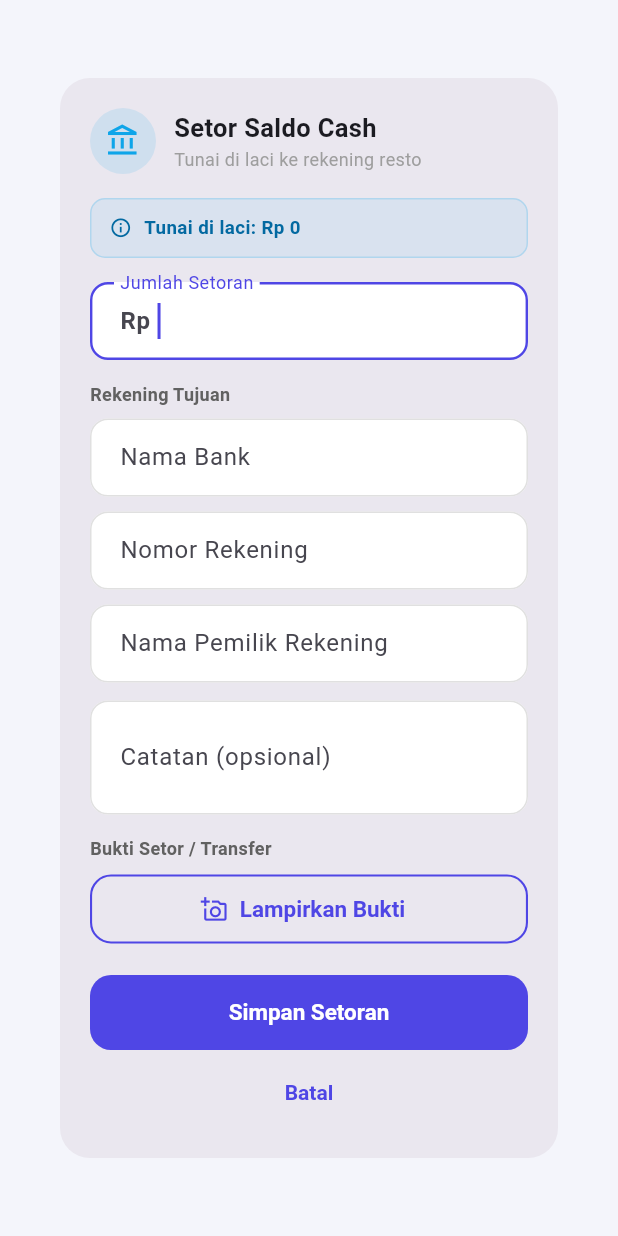
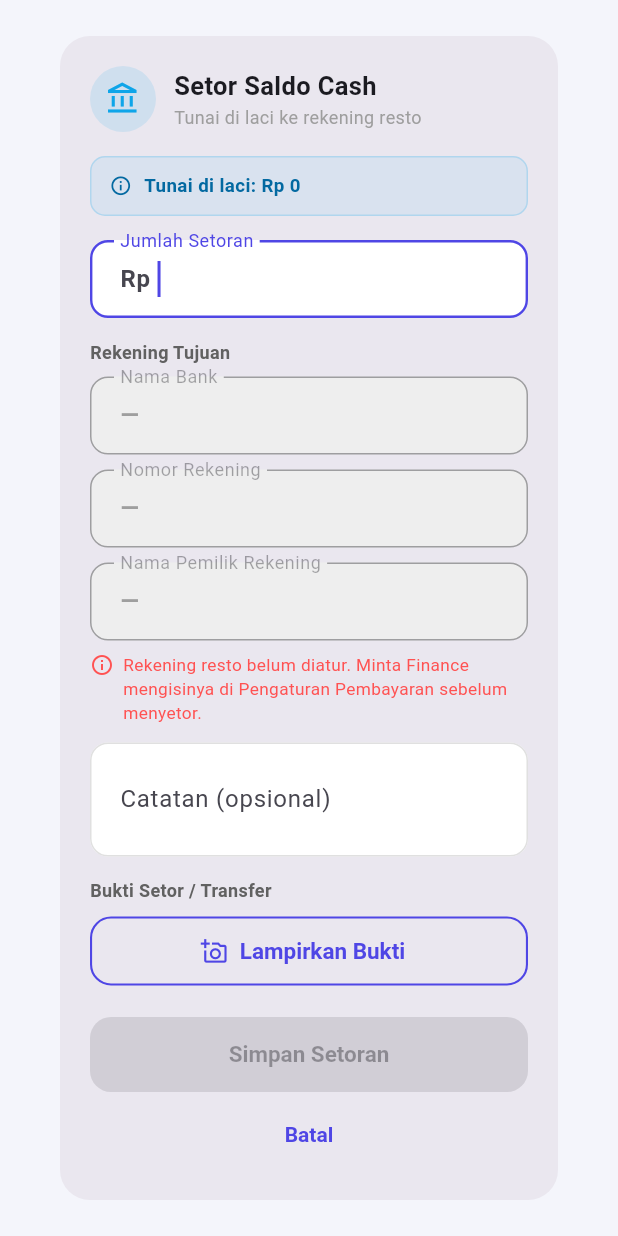
Before and after one commit to bujejuki-spec/KaataGo, a Flutter app: the _AddDepositDialog widget shown alone on an empty page, opened directly with empty values, on a phone screen of 412 x 824 dp. Run offline on Flutter 3.47's test engine with Material 3 defaults, Android fonts, the phone set to English and light mode, and no system bars; our stand-ins replace flutter_local_notifications, geolocator, google_sign_in, image_picker, package_info_plus, pdf and 7 more; missing offline and left inert: gal, mobile_scanner; accounts and stored records are empty.

Commit message:
Rekening tujuan setoran tidak lagi diketik ulang tiap menyetor
Nama bank, nomor rekening, dan nama pemiliknya sekarang ditampilkan
abu-abu dan tidak bisa diubah, isinya mengikuti Pengaturan Pembayaran
milik Finance.

Ketiganya dulu isian biasa yang boleh ditimpa, dengan alasan kasir
mungkin menyetor ke rekening lain. Yang terjadi justru sebaliknya:
rekeningnya nyaris selalu itu-itu juga, dan satu-satunya yang berubah
adalah salah ketik nomornya. Setoran yang tercatat ke nomor keliru tidak
bisa dicocokkan dengan mutasi bank mana pun, dan kekeliruannya baru
ketahuan berhari-hari kemudian — saat orang yang mengetiknya sudah tidak
ingat apa pun.

Kalau rekeningnya memang belum diatur, tombol simpannya mati disertai
keterangan siapa yang bisa mengisinya. Keadaan itu sebetulnya sudah
selalu tertahan, karena ketiganya wajib diisi; yang berubah cuma tempat
memperbaikinya — dari mengetik ulang di tiap setoran, jadi sekali di
satu tempat.

Co-Authored-By: Claude Opus 5 <noreply@anthropic.com>

```diff
--- a/lib/screens/cash_deposit_screen.dart
+++ b/lib/screens/cash_deposit_screen.dart
@@ -19,7 +19,6 @@ import '../utils/photo_picker.dart';
 import '../utils/rupiah_input.dart';
 import '../widgets/dialog_actions.dart';
 import '../widgets/responsive.dart';
-import '../utils/field_rules.dart';
 import '../widgets/app_toast.dart';
 
 /// Menyetorkan uang tunai dari laci kasir ke rekening resto.
@@ -617,11 +616,17 @@ class _AddDepositDialog extends StatefulWidget {
   final String restoId;
   final int cashOnHand;
 
-  /// Rekening resto dari Pengaturan Pembayaran, dipakai sebagai isian
-  /// awal. Kasir yang menyetor ke rekening lain tinggal menimpanya —
-  /// tapi yang paling sering terjadi adalah menyetor ke rekening yang
-  /// itu-itu juga, dan mengetiknya ulang tiap kali hanya mengundang
-  /// salah ketik nomor rekening.
+  /// Rekening resto dari Pengaturan Pembayaran — ditampilkan, tidak
+  /// bisa diubah di sini.
+  ///
+  /// Dulu ini isian biasa yang boleh ditimpa, dengan alasan kasir
+  /// mungkin menyetor ke rekening lain. Yang terjadi justru sebaliknya:
+  /// rekeningnya nyaris selalu itu-itu juga, dan yang berubah cuma
+  /// salah ketik nomornya. Setoran yang tercatat ke nomor yang keliru
+  /// tidak bisa dicocokkan Finance dengan mutasi bank mana pun, dan
+  /// kekeliruannya baru ketahuan berhari-hari kemudian.
+  ///
+  /// Satu tempat mengaturnya: Finance → Pengaturan Pembayaran.
   final String? bankName;
   final String? accountNumber;
   final String? accountHolder;
@@ -642,9 +647,6 @@ class _AddDepositDialogState extends State<_AddDepositDialog> {
   final _formKey = GlobalKey<FormState>();
   final _amountCtrl = TextEditingController();
   final _noteCtrl = TextEditingController();
-  late final _bankCtrl = TextEditingController(text: widget.bankName ?? '');
-  late final _accountCtrl = TextEditingController(text: widget.accountNumber ?? '');
-  late final _holderCtrl = TextEditingController(text: widget.accountHolder ?? '');
   final _repo = CashDepositRepository();
   File? _proof;
   bool _saving = false;
@@ -653,11 +655,14 @@ class _AddDepositDialogState extends State<_AddDepositDialog> {
   void dispose() {
     _amountCtrl.dispose();
     _noteCtrl.dispose();
-    _bankCtrl.dispose();
-    _accountCtrl.dispose();
-    _holderCtrl.dispose();
     super.dispose();
   }
+
+  /// Rekening tujuannya sudah lengkap di Pengaturan Pembayaran.
+  bool get _accountReady =>
+      (widget.bankName ?? '').trim().isNotEmpty &&
+      (widget.accountNumber ?? '').trim().isNotEmpty &&
+      (widget.accountHolder ?? '').trim().isNotEmpty;
 
   Future<void> _save() async {
     if (!_formKey.currentState!.validate()) return;
@@ -671,9 +676,9 @@ class _AddDepositDialogState extends State<_AddDepositDialog> {
         amount: parseRupiah(_amountCtrl.text)!,
         proofBase64: proofBase64,
         note: _noteCtrl.text.trim().isEmpty ? null : _noteCtrl.text.trim(),
-        bankName: _bankCtrl.text.trim().isEmpty ? null : _bankCtrl.text.trim(),
-        accountNumber: _accountCtrl.text.trim().isEmpty ? null : _accountCtrl.text.trim(),
-        accountHolder: _holderCtrl.text.trim().isEmpty ? null : _holderCtrl.text.trim(),
+        bankName: widget.bankName,
+        accountNumber: widget.accountNumber,
+        accountHolder: widget.accountHolder,
         createdBy: auth.user?.email ?? 'Kasir',
         createdAt: DateTime.now(),
       ));
@@ -777,30 +782,29 @@ class _AddDepositDialogState extends State<_AddDepositDialog> {
                     style: TextStyle(
                         fontSize: 12, fontWeight: FontWeight.w600, color: Colors.grey.shade700)),
                 const SizedBox(height: 8),
-                TextFormField(
-                  controller: _bankCtrl,
-                  decoration: const InputDecoration(labelText: 'Nama Bank', isDense: true),
-                  textCapitalization: TextCapitalization.characters,
-                  inputFormatters: nameFormatters,
-                  validator: (v) => validateName(v, label: 'Nama bank'),
-                ),
+                _ReadOnlyField(label: 'Nama Bank', value: widget.bankName),
                 const SizedBox(height: 10),
-                TextFormField(
-                  controller: _accountCtrl,
-                  decoration: const InputDecoration(labelText: 'Nomor Rekening', isDense: true),
-                  keyboardType: TextInputType.number,
-                  inputFormatters: accountNumberFormatters,
-                  validator: validateAccountNumber,
-                ),
+                _ReadOnlyField(label: 'Nomor Rekening', value: widget.accountNumber),
                 const SizedBox(height: 10),
-                TextFormField(
-                  controller: _holderCtrl,
-                  decoration:
-                      const InputDecoration(labelText: 'Nama Pemilik Rekening', isDense: true),
-                  textCapitalization: TextCapitalization.words,
-                  inputFormatters: nameFormatters,
-                  validator: (v) => validateName(v, label: 'Nama pemilik rekening'),
-                ),
+                _ReadOnlyField(
+                    label: 'Nama Pemilik Rekening', value: widget.accountHolder),
+                if (!_accountReady) ...[
+                  const SizedBox(height: 8),
+                  const Row(
+                    crossAxisAlignment: CrossAxisAlignment.start,
+                    children: [
+                      Icon(Icons.info_outline, size: 16, color: Colors.redAccent),
+                      SizedBox(width: 6),
+                      Expanded(
+                        child: Text(
+                          'Rekening resto belum diatur. Minta Finance mengisinya di '
+                          'Pengaturan Pembayaran sebelum menyetor.',
+                          style: TextStyle(fontSize: 11.5, color: Colors.redAccent),
+                        ),
+                      ),
+                    ],
+                  ),
+                ],
                 const SizedBox(height: 12),
                 TextFormField(
                   controller: _noteCtrl,
@@ -854,7 +858,12 @@ class _AddDepositDialogState extends State<_AddDepositDialog> {
                 DialogActions(
                   confirmLabel: 'Simpan Setoran',
                   busy: _saving,
-                  onConfirm: _save,
+                  // Setoran tanpa rekening tujuan tidak bisa dicocokkan
+                  // Finance dengan mutasi bank mana pun. Sebelumnya
+                  // ketiganya wajib diisi, jadi keadaan ini memang sudah
+                  // selalu tertahan — yang berubah cuma siapa yang bisa
+                  // memperbaikinya.
+                  onConfirm: _accountReady ? _save : null,
                   onCancel: () => Navigator.of(context).pop(false),
                 ),
               ],
@@ -897,3 +906,41 @@ class _ErrorState extends StatelessWidget {
     );
   }
 }
+
+
+/// Isian yang cuma menampilkan, tidak menerima ketikan.
+///
+/// Dibuat sebagai widget tersendiri supaya ketiga baris rekening tujuan
+/// tampil persis sama — abu-abu yang berbeda tipis antar baris terbaca
+/// sebagai "yang ini mungkin bisa diketik".
+class _ReadOnlyField extends StatelessWidget {
+  final String label;
+  final String? value;
+
+  const _ReadOnlyField({required this.label, required this.value});
+
+  @override
+  Widget build(BuildContext context) {
+    final text = (value ?? '').trim();
+    return TextFormField(
+      // key: nilainya datang belakangan dari Pengaturan Pembayaran, dan
+      // tanpa ini isian yang sudah terbangun akan tetap memegang teks
+      // kosong yang pertama.
+      key: ValueKey('$label:$text'),
+      initialValue: text.isEmpty ? '—' : text,
+      enabled: false,
+      decoration: InputDecoration(
+        labelText: label,
+        isDense: true,
+        filled: true,
+        fillColor: const Color(0xFFEEEEEE),
+        helperText: text.isEmpty ? null : 'Dari Pengaturan Pembayaran',
+        helperStyle: const TextStyle(fontSize: 10.5),
+      ),
+      style: TextStyle(
+        fontWeight: FontWeight.w600,
+        color: text.isEmpty ? Colors.grey.shade500 : Colors.black87,
+      ),
+    );
+  }
+}
```
